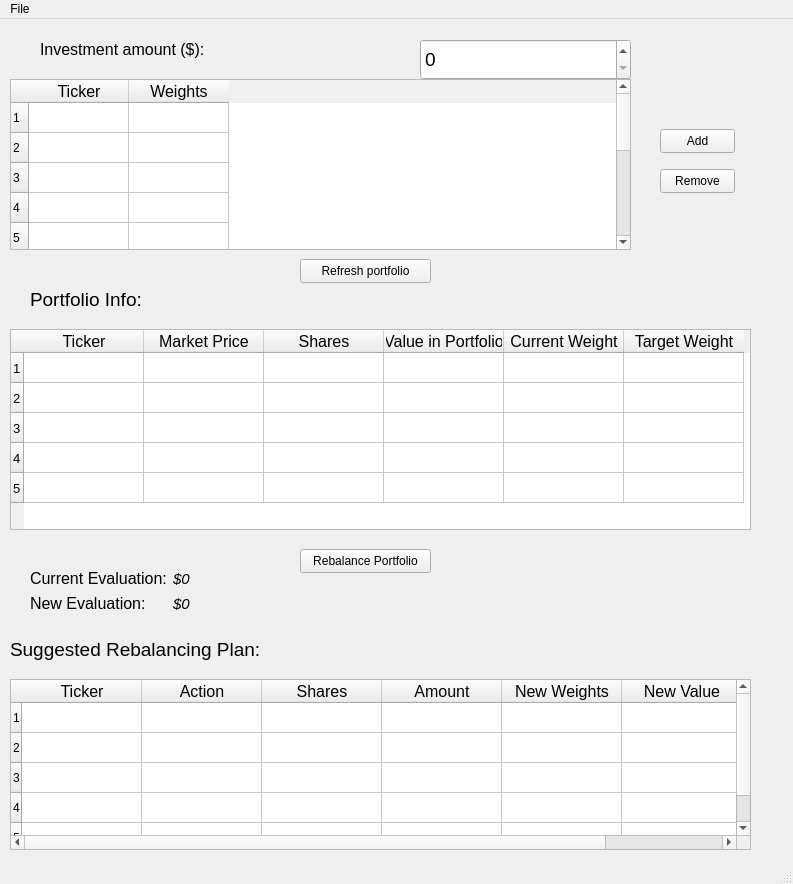
Qt form restonks/ui/main.ui (konmenel/restonks) before a commit.
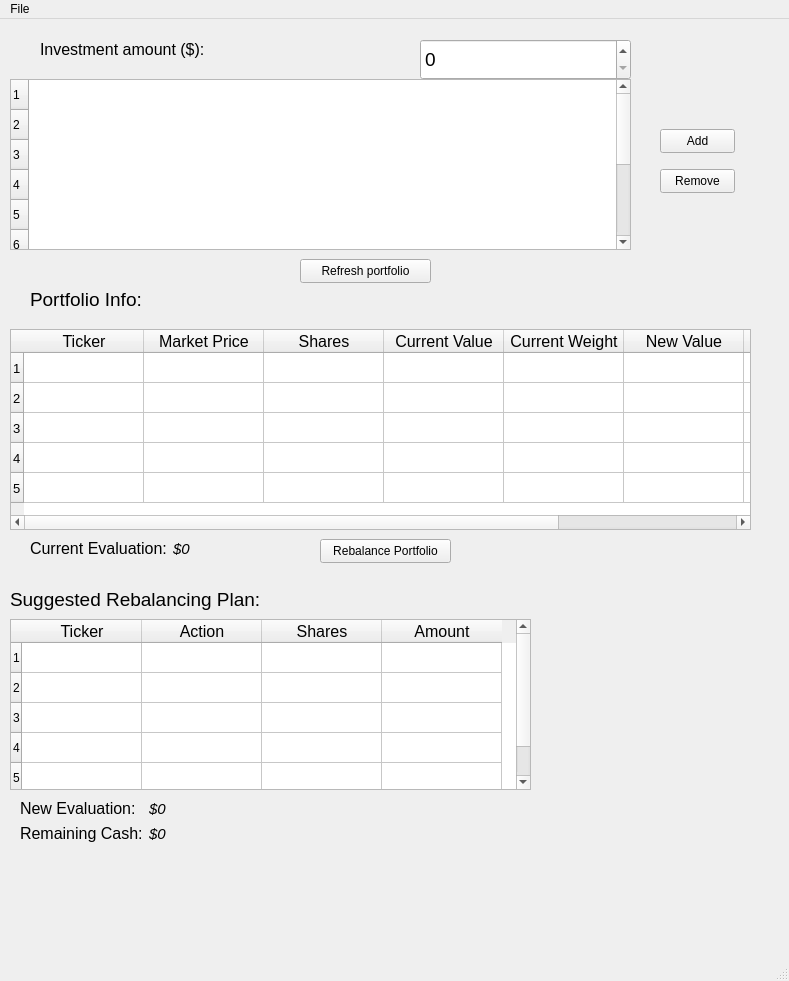
The same form after that commit.

Commit message: Fixed remaining cash

Patch:
```diff
--- a/restonks/ui/main.ui
+++ b/restonks/ui/main.ui
@@ -6,8 +6,8 @@
    <rect>
     <x>0</x>
     <y>0</y>
-    <width>793</width>
-    <height>884</height>
+    <width>789</width>
+    <height>981</height>
    </rect>
   </property>
   <property name="windowTitle">
@@ -51,7 +51,7 @@
      <number>10</number>
     </property>
     <property name="columnCount">
-     <number>2</number>
+     <number>0</number>
     </property>
     <attribute name="horizontalHeaderMinimumSectionSize">
      <number>19</number>
@@ -69,26 +69,6 @@
     <row/>
     <row/>
     <row/>
-    <column>
-     <property name="text">
-      <string>Ticker</string>
-     </property>
-     <property name="font">
-      <font>
-       <pointsize>12</pointsize>
-      </font>
-     </property>
-    </column>
-    <column>
-     <property name="text">
-      <string>Weights</string>
-     </property>
-     <property name="font">
-      <font>
-       <pointsize>12</pointsize>
-      </font>
-     </property>
-    </column>
    </widget>
    <widget class="QPushButton" name="addButton">
     <property name="geometry">
@@ -161,7 +141,7 @@
      <number>5</number>
     </property>
     <property name="columnCount">
-     <number>6</number>
+     <number>8</number>
     </property>
     <attribute name="horizontalHeaderMinimumSectionSize">
      <number>19</number>
@@ -206,7 +186,7 @@
     </column>
     <column>
      <property name="text">
-      <string>Value in Portfolio</string>
+      <string>Current Value</string>
      </property>
      <property name="font">
       <font>
@@ -224,6 +204,26 @@
       </font>
      </property>
     </column>
+    <column>
+     <property name="text">
+      <string>New Value</string>
+     </property>
+     <property name="font">
+      <font>
+       <pointsize>12</pointsize>
+      </font>
+     </property>
+    </column>
+    <column>
+     <property name="text">
+      <string>New Weight</string>
+     </property>
+     <property name="font">
+      <font>
+       <pointsize>12</pointsize>
+      </font>
+     </property>
+    </column>
     <column>
      <property name="text">
       <string>Target Weight</string>
@@ -239,8 +239,8 @@
     <property name="geometry">
      <rect>
       <x>10</x>
-      <y>660</y>
-      <width>741</width>
+      <y>600</y>
+      <width>521</width>
       <height>171</height>
      </rect>
     </property>
@@ -251,7 +251,7 @@
      <number>5</number>
     </property>
     <property name="columnCount">
-     <number>6</number>
+     <number>4</number>
     </property>
     <attribute name="horizontalHeaderMinimumSectionSize">
      <number>19</number>
@@ -304,32 +304,12 @@
       </font>
      </property>
     </column>
-    <column>
-     <property name="text">
-      <string>New Weights</string>
-     </property>
-     <property name="font">
-      <font>
-       <pointsize>12</pointsize>
-      </font>
-     </property>
-    </column>
-    <column>
-     <property name="text">
-      <string>New Value</string>
-     </property>
-     <property name="font">
-      <font>
-       <pointsize>12</pointsize>
-      </font>
-     </property>
-    </column>
    </widget>
    <widget class="QPushButton" name="rebalanceButton">
     <property name="geometry">
      <rect>
-      <x>300</x>
-      <y>530</y>
+      <x>320</x>
+      <y>520</y>
       <width>131</width>
       <height>24</height>
      </rect>
@@ -360,7 +340,7 @@
     <property name="geometry">
      <rect>
       <x>10</x>
-      <y>610</y>
+      <y>560</y>
       <width>261</width>
       <height>41</height>
      </rect>
@@ -391,12 +371,25 @@
     <property name="geometry">
      <rect>
       <x>30</x>
-      <y>550</y>
+      <y>520</y>
       <width>224</width>
-      <height>52</height>
+      <height>40</height>
      </rect>
     </property>
     <layout class="QFormLayout" name="formLayout">
+     <item row="0" column="1">
+      <widget class="QLabel" name="curEvalAmountLabel">
+       <property name="font">
+        <font>
+         <pointsize>11</pointsize>
+         <italic>true</italic>
+        </font>
+       </property>
+       <property name="text">
+        <string>$0</string>
+       </property>
+      </widget>
+     </item>
      <item row="0" column="0">
       <widget class="QLabel" name="currEvalLabel">
        <property name="font">
@@ -409,20 +402,44 @@
        </property>
       </widget>
      </item>
-     <item row="0" column="1">
-      <widget class="QLabel" name="curEvalAmountLabel">
-       <property name="font">
-        <font>
-         <pointsize>11</pointsize>
-         <italic>true</italic>
-        </font>
-       </property>
-       <property name="text">
-        <string>$0</string>
-       </property>
-      </widget>
-     </item>
+    </layout>
+   </widget>
+   <widget class="QWidget" name="layoutWidget_2">
+    <property name="geometry">
+     <rect>
+      <x>20</x>
+      <y>780</y>
+      <width>224</width>
+      <height>63</height>
+     </rect>
+    </property>
+    <layout class="QFormLayout" name="formLayout_2">
      <item row="1" column="0">
+      <widget class="QLabel" name="remainingCashLabel">
+       <property name="font">
+        <font>
+         <pointsize>12</pointsize>
+        </font>
+       </property>
+       <property name="text">
+        <string>Remaining Cash:</string>
+       </property>
+      </widget>
+     </item>
+     <item row="1" column="1">
+      <widget class="QLabel" name="remainingCashAmountLabel">
+       <property name="font">
+        <font>
+         <pointsize>11</pointsize>
+         <italic>true</italic>
+        </font>
+       </property>
+       <property name="text">
+        <string>$0</string>
+       </property>
+      </widget>
+     </item>
+     <item row="0" column="0">
       <widget class="QLabel" name="newEvalLabel">
        <property name="font">
         <font>
@@ -434,7 +451,7 @@
        </property>
       </widget>
      </item>
-     <item row="1" column="1">
+     <item row="0" column="1">
       <widget class="QLabel" name="newEvalAmountLabel">
        <property name="font">
         <font>
@@ -455,8 +472,8 @@
     <rect>
      <x>0</x>
      <y>0</y>
-     <width>793</width>
-     <height>33</height>
+     <width>789</width>
+     <height>36</height>
     </rect>
    </property>
    <widget class="QMenu" name="menuFile">
```
The commit also changes 1 other file.
